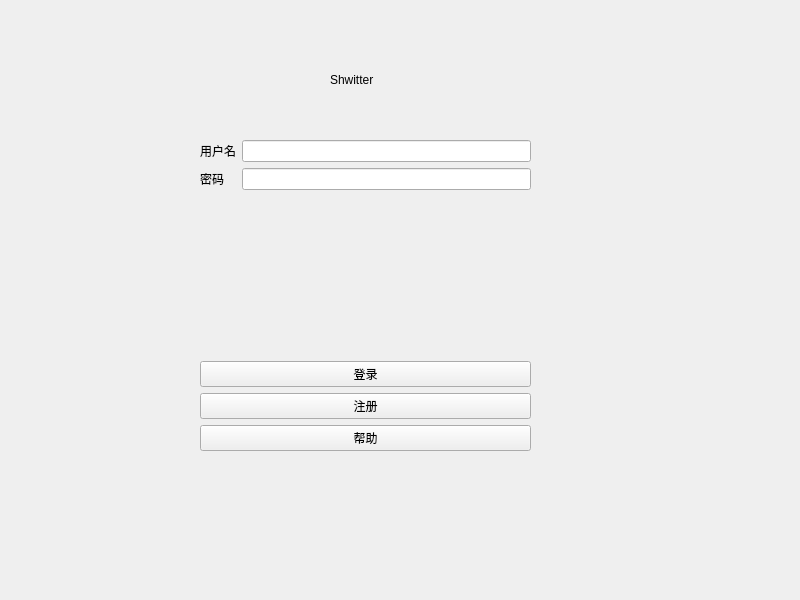
The window that Shwitter/widget.ui (leverimmy/Shwitter) describes before a commit, drawn with Qt 5.
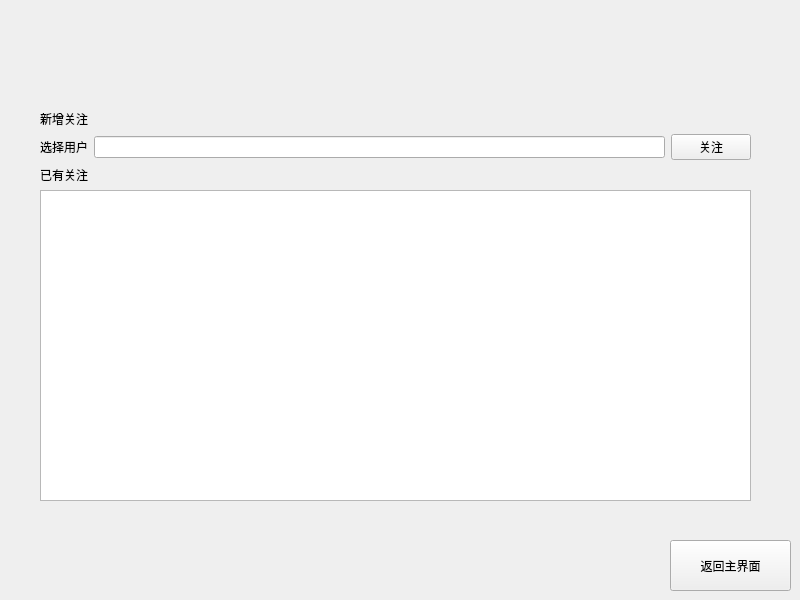
The same window after the commit.

Commit message: feat: supported subscribe and unsubscribe

```diff
--- a/Shwitter/widget.ui
+++ b/Shwitter/widget.ui
@@ -23,7 +23,7 @@
     </rect>
    </property>
    <property name="currentIndex">
-    <number>0</number>
+    <number>4</number>
    </property>
    <widget class="QWidget" name="loginPage">
     <widget class="QWidget" name="verticalLayoutWidget">
@@ -199,16 +199,81 @@
     <widget class="QPushButton" name="backButton_2">
      <property name="geometry">
       <rect>
-       <x>330</x>
-       <y>450</y>
-       <width>93</width>
-       <height>28</height>
+       <x>670</x>
+       <y>540</y>
+       <width>121</width>
+       <height>51</height>
+      </rect>
+     </property>
+     <property name="text">
+      <string>返回登录界面</string>
+     </property>
+    </widget>
+   </widget>
+   <widget class="QWidget" name="followPage">
+    <widget class="QPushButton" name="backButton_3">
+     <property name="geometry">
+      <rect>
+       <x>670</x>
+       <y>540</y>
+       <width>121</width>
+       <height>51</height>
       </rect>
      </property>
      <property name="text">
       <string>返回主界面</string>
      </property>
     </widget>
+    <widget class="QWidget" name="verticalLayoutWidget_3">
+     <property name="geometry">
+      <rect>
+       <x>40</x>
+       <y>110</y>
+       <width>711</width>
+       <height>391</height>
+      </rect>
+     </property>
+     <layout class="QVBoxLayout" name="verticalLayout">
+      <item>
+       <widget class="QLabel" name="newFollowTitleLabel">
+        <property name="text">
+         <string>新增关注</string>
+        </property>
+       </widget>
+      </item>
+      <item>
+       <layout class="QHBoxLayout" name="horizontalLayout">
+        <item>
+         <widget class="QLabel" name="subscribeLabel">
+          <property name="text">
+           <string>选择用户</string>
+          </property>
+         </widget>
+        </item>
+        <item>
+         <widget class="QLineEdit" name="subscribeLineEdit"/>
+        </item>
+        <item>
+         <widget class="QPushButton" name="subscribeButton">
+          <property name="text">
+           <string>关注</string>
+          </property>
+         </widget>
+        </item>
+       </layout>
+      </item>
+      <item>
+       <widget class="QLabel" name="followTitleLabel">
+        <property name="text">
+         <string>已有关注</string>
+        </property>
+       </widget>
+      </item>
+      <item>
+       <widget class="QListWidget" name="listWidget"/>
+      </item>
+     </layout>
+    </widget>
    </widget>
   </widget>
  </widget>
```
Left out of the diff: 86 changed lines with no effect on the pictures. The commit also changes 10 other files.
